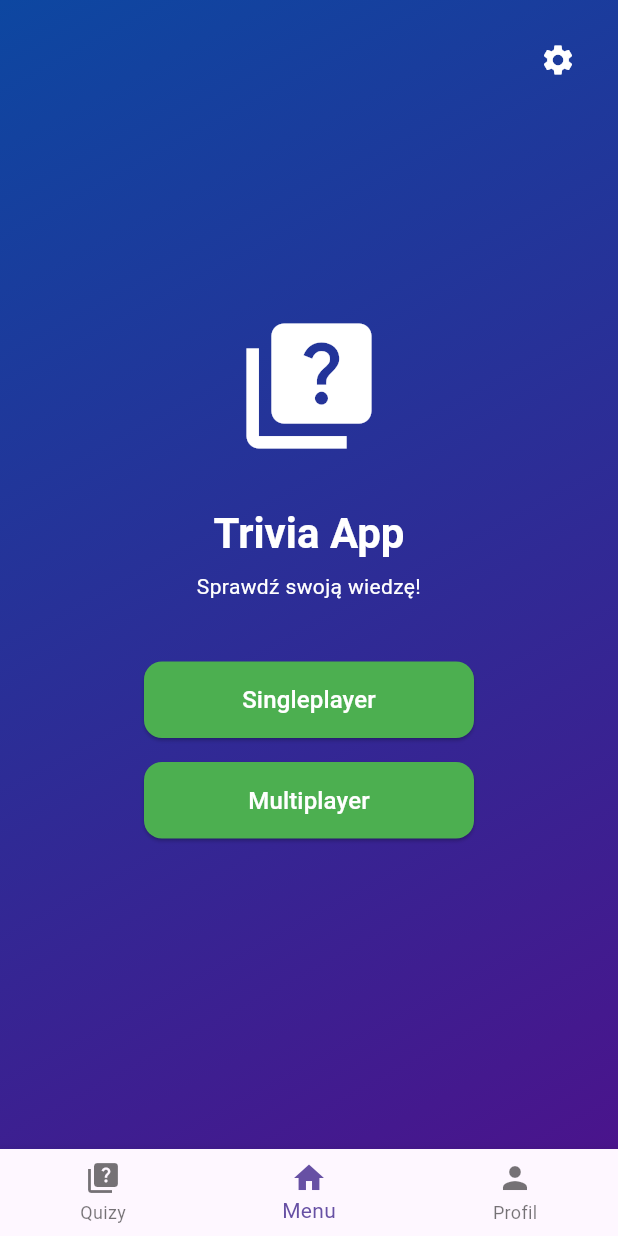
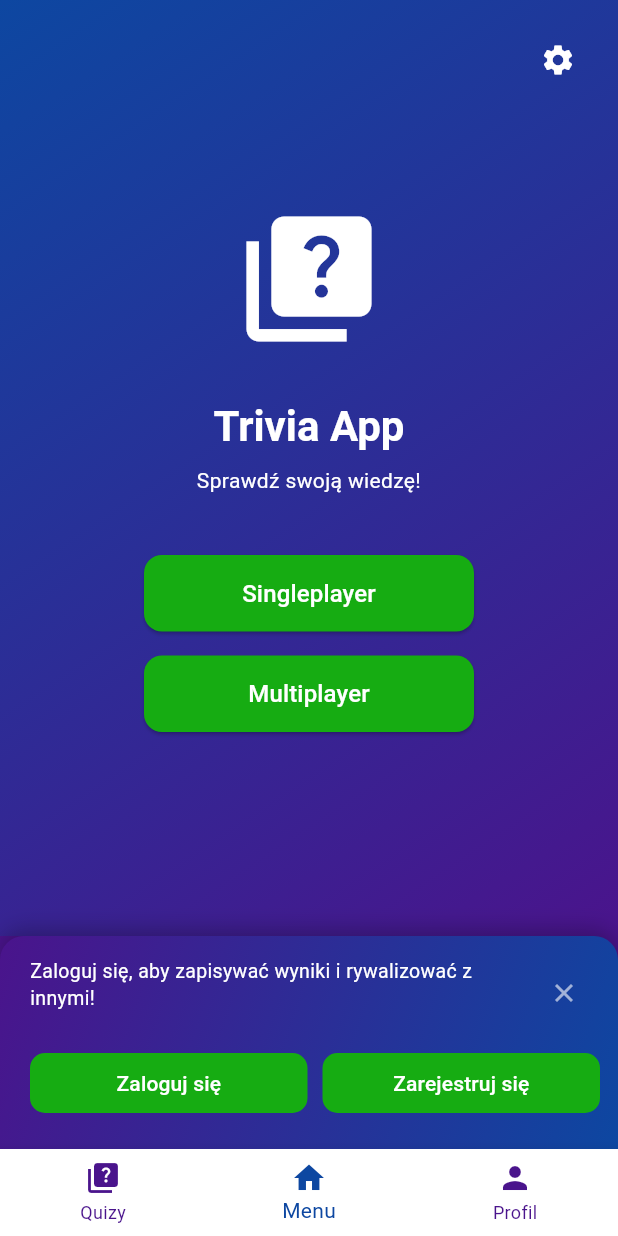
Before and after one commit to io-2026-arbeloa-out/TriviaApp, a Flutter app: the screen it shows after launch, on a phone screen of 412 x 824 dp. Run offline on Flutter 3.47's test engine with Material 3 defaults, Android fonts, the phone set to English and light mode, and no system bars; our stand-ins replace cloud_firestore, firebase_auth, firebase_core; accounts and stored records are empty.

Commit message:
LoginRegisterPopUp

```diff
--- a/lib/models/ui_options.dart
+++ b/lib/models/ui_options.dart
@@ -12,7 +12,7 @@ class UIOptions {
   const UIOptions({
     Color mainColor = const Color(0xFF0D47A1),
     Color secondaryColor = const Color(0xFF4A148C),
-    Color mainButtonColor = Colors.green,
+    Color mainButtonColor = const Color(0xFF16AC12),
     Color secondaryButtonColor = Colors.white,
     Color textColor = Colors.white,
   })  : _mainColor = mainColor,
--- a/lib/screens/main_menu_screen.dart
+++ b/lib/screens/main_menu_screen.dart
@@ -2,16 +2,24 @@ import 'package:flutter/material.dart';
 import 'package:triviaapp/app_route.dart';
 import 'package:triviaapp/interfaces/i_ui_options_service.dart';
 import 'package:triviaapp/models/ui_options.dart';
+import 'package:triviaapp/screens/login_screen.dart';
+import 'package:triviaapp/screens/registration_screen.dart';
 import 'package:triviaapp/services/ui_options_service.dart';
 import 'package:triviaapp/widgets/bottom_nav_bar.dart';
+import 'package:triviaapp/widgets/login_register_pop_up.dart';
 
 class MainMenuScreen extends StatefulWidget {
   MainMenuScreen({
     super.key,
+    bool? isLoggedIn,
     IUIOptionsService? service,
-  }) : _service = service ?? UIOptionsService();
+  }) : _service = service ?? UIOptionsService(),
+       _isLoggedIn = isLoggedIn ?? false;
 
+  final bool _isLoggedIn;
   final IUIOptionsService _service;
+
+  bool get isLoggedIn => _isLoggedIn;
 
   @override
   State<MainMenuScreen> createState() => _MainMenuScreenState();
@@ -20,6 +28,10 @@ class MainMenuScreen extends StatefulWidget {
 class _MainMenuScreenState extends State<MainMenuScreen> {
   late UIOptions _options;
   bool _loaded = false;
+
+  bool _popupDismissed = false;
+
+  bool get _showPopup => !widget.isLoggedIn && !_popupDismissed;
 
   @override
   void initState() {
@@ -35,12 +47,27 @@ class _MainMenuScreenState extends State<MainMenuScreen> {
         _loaded = true;
       });
     } catch (e) {
-      print('Error loading options: $e');
       setState(() {
         _options = UIOptions();
         _loaded = true;
       });
     }
+  }
+
+  void _onLoginPressed() {
+    Navigator.of(context).push(
+      MaterialPageRoute(builder: (_) => LoginScreen()),
+    );
+  }
+
+  void _onRegisterPressed() {
+    Navigator.of(context).push(
+      MaterialPageRoute(builder: (_) => RegistrationScreen()),
+    );
+  }
+
+  void _onPopupClose() {
+    setState(() => _popupDismissed = true);
   }
 
   @override
@@ -57,10 +84,7 @@ class _MainMenuScreenState extends State<MainMenuScreen> {
           gradient: LinearGradient(
             begin: Alignment.topLeft,
             end: Alignment.bottomRight,
-            colors: [
-              _options.mainColor,
-              _options.secondaryColor,
-            ],
+            colors: [_options.mainColor, _options.secondaryColor],
           ),
         ),
         child: SafeArea(
@@ -84,15 +108,14 @@ class _MainMenuScreenState extends State<MainMenuScreen> {
                 child: Column(
                   mainAxisSize: MainAxisSize.min,
                   children: [
-                    Icon(
-                      Icons.quiz,
-                      size: 100,
-                      color: Colors.white,
-                    ),
+                    Icon(Icons.quiz, size: 100, color: Colors.white),
                     const SizedBox(height: 30),
                     Text(
                       'Trivia App',
-                      style: Theme.of(context).textTheme.headlineMedium?.copyWith(
+                      style: Theme.of(context)
+                          .textTheme
+                          .headlineMedium
+                          ?.copyWith(
                         color: _options.textColor,
                         fontWeight: FontWeight.bold,
                       ),
@@ -155,7 +178,25 @@ class _MainMenuScreenState extends State<MainMenuScreen> {
           ),
         ),
       ),
-      bottomNavigationBar: const AppBottomNavigationBar(currentIndex: 1),
+        bottomNavigationBar: Container(
+          color: _options.secondaryColor,
+          child: Column(
+            mainAxisSize: MainAxisSize.min,
+            children: [
+              if (_showPopup)
+                LoginRegisterPopUp(
+                  options: _options,
+                  onLogin: _onLoginPressed,
+                  onRegister: _onRegisterPressed,
+                  onClose: _onPopupClose,
+                ),
+              AppBottomNavigationBar(
+                currentIndex: 1,
+                options: _options,
+              ),
+            ],
+          ),
+        ),
     );
   }
 }
--- a/lib/screens/profile_screen.dart
+++ b/lib/screens/profile_screen.dart
@@ -129,7 +129,10 @@ class ProfileScreen extends StatelessWidget {
           ),
         ),
       ),
-      bottomNavigationBar: const AppBottomNavigationBar(currentIndex: 2),
+      bottomNavigationBar: AppBottomNavigationBar(
+        currentIndex: 2,
+        options: options,
+      ),
     );
   }
 
--- a/lib/screens/quiz_list_screen.dart
+++ b/lib/screens/quiz_list_screen.dart
@@ -91,7 +91,10 @@ class QuizListScreenState extends State<QuizListScreen> with SingleTickerProvide
           ),
         ),
       ),
-      bottomNavigationBar: const AppBottomNavigationBar(currentIndex: 1),
+      bottomNavigationBar: AppBottomNavigationBar(
+        currentIndex: 0,
+        options: options,
+      ),
     );
   }
 
--- a/lib/services/ui_options_service.dart
+++ b/lib/services/ui_options_service.dart
@@ -24,7 +24,7 @@ class UIOptionsService implements IUIOptionsService {
 
     final String preset = await _profileRepository.getUIPreset(uid);
     if (preset == 'default') return UIOptions();
-    return _optionsRepository.loadUIOptions("pr2");
+    return _optionsRepository.loadUIOptions("default");
   }
 
   @override
--- a/lib/widgets/bottom_nav_bar.dart
+++ b/lib/widgets/bottom_nav_bar.dart
@@ -1,41 +1,30 @@
 import 'package:flutter/material.dart';
 import 'package:triviaapp/app_route.dart';
+import 'package:triviaapp/models/ui_options.dart';
 
 class AppBottomNavigationBar extends StatelessWidget {
+  const AppBottomNavigationBar({
+    super.key,
+    required this.currentIndex,
+    required this.options,
+  });
+
   final int currentIndex;
+  final UIOptions options;
+
   /// currentIndex:
   /// 0 - Quizy
   /// 1 - Main menu
   /// 2 - Profil
 
-  const AppBottomNavigationBar({
-    super.key,
-    required this.currentIndex,
-  });
-
-  void _onClickMainMenu() {
-    AppRoute.instance.goToMainMenu();
-  }
-
-  void _onClickQuizes() {
-    AppRoute.instance.goToQuizList();
-  }
-
-  void _onClickProfile() {
-    AppRoute.instance.goToProfile();
-  }
-
   void _onItemTapped(int index) {
     switch (index) {
       case 0:
-        _onClickQuizes();
-        break;
+        AppRoute.instance.goToQuizList();
       case 1:
-        _onClickMainMenu();
-        break;
+        AppRoute.instance.goToMainMenu();
       case 2:
-        _onClickProfile();
-        break;
+        AppRoute.instance.goToProfile();
     }
   }
 
@@ -44,19 +33,13 @@ class AppBottomNavigationBar extends StatelessWidget {
     return BottomNavigationBar(
       currentIndex: currentIndex,
       onTap: _onItemTapped,
+      backgroundColor: options.textColor,
+      selectedItemColor: options.mainColor,
+      unselectedItemColor: options.secondaryColor,
       items: const [
-        BottomNavigationBarItem(
-          icon: Icon(Icons.quiz),
-          label: 'Quizy',
-        ),
-        BottomNavigationBarItem(
-          icon: Icon(Icons.home),
-          label: 'Menu',
-        ),
-        BottomNavigationBarItem(
-          icon: Icon(Icons.person),
-          label: 'Profil',
-        ),
+        BottomNavigationBarItem(icon: Icon(Icons.quiz), label: 'Quizy'),
+        BottomNavigationBarItem(icon: Icon(Icons.home), label: 'Menu'),
+        BottomNavigationBarItem(icon: Icon(Icons.person), label: 'Profil'),
       ],
     );
   }
--- /dev/null
+++ b/lib/widgets/login_register_pop_up.dart
@@ -0,0 +1,104 @@
+import 'package:flutter/material.dart';
+import 'package:triviaapp/models/ui_options.dart';
+
+class LoginRegisterPopUp extends StatelessWidget {
+  const LoginRegisterPopUp({
+    super.key,
+    required this.options,
+    required this.onLogin,
+    required this.onRegister,
+    required this.onClose,
+  });
+
+  final UIOptions options;
+  final VoidCallback onLogin;
+  final VoidCallback onRegister;
+  final VoidCallback onClose;
+
+  @override
+  Widget build(BuildContext context) {
+    return Container(
+      decoration: BoxDecoration(
+        gradient: LinearGradient(
+          begin: Alignment.topLeft,
+          end: Alignment.bottomRight,
+          colors: [options.secondaryColor, options.mainColor],
+        ),
+        borderRadius: const BorderRadius.vertical(top: Radius.circular(16)),
+        boxShadow: [
+          BoxShadow(
+            color: Colors.black.withOpacity(0.25),
+            blurRadius: 12,
+            offset: const Offset(0, -4),
+          ),
+        ],
+      ),
+      padding: const EdgeInsets.fromLTRB(20, 14, 12, 20),
+      child: Column(
+        mainAxisSize: MainAxisSize.min,
+        crossAxisAlignment: CrossAxisAlignment.start,
+        children: [
+          Row(
+            crossAxisAlignment: CrossAxisAlignment.start,
+            children: [
+              Expanded(
+                child: Text(
+                  'Zaloguj się, aby zapisywać wyniki i rywalizować z innymi!',
+                  style: TextStyle(
+                    color: options.textColor,
+                    fontSize: 13,
+                    height: 1.4,
+                  ),
+                ),
+              ),
+              IconButton(
+                onPressed: onClose,
+                icon: const Icon(Icons.close, size: 20),
+                color: options.textColor.withOpacity(0.6),
+                padding: EdgeInsets.zero,
+                constraints: const BoxConstraints(),
+                tooltip: 'Zamknij',
+              ),
+            ],
+          ),
+          const SizedBox(height: 12),
+          Row(
+            children: [
+              Expanded(
+                child: ElevatedButton(
+                  style: ElevatedButton.styleFrom(
+                    backgroundColor: options.mainButtonColor,
+                    foregroundColor: options.textColor,
+                    padding: const EdgeInsets.symmetric(vertical: 10),
+                    shape: RoundedRectangleBorder(
+                      borderRadius: BorderRadius.circular(10),
+                    ),
+                    elevation: 0,
+                  ),
+                  onPressed: onLogin,
+                  child: const Text('Zaloguj się'),
+                ),
+              ),
+              const SizedBox(width: 10),
+              Expanded(
+                child: ElevatedButton(
+                  style: ElevatedButton.styleFrom(
+                    backgroundColor: options.mainButtonColor,
+                    foregroundColor: options.textColor,
+                    padding: const EdgeInsets.symmetric(vertical: 10),
+                    shape: RoundedRectangleBorder(
+                      borderRadius: BorderRadius.circular(10),
+                    ),
+                    elevation: 0,
+                  ),
+                  onPressed: onRegister,
+                  child: const Text('Zarejestruj się'),
+                ),
+              ),
+            ],
+          ),
+        ],
+      ),
+    );
+  }
+}
```
